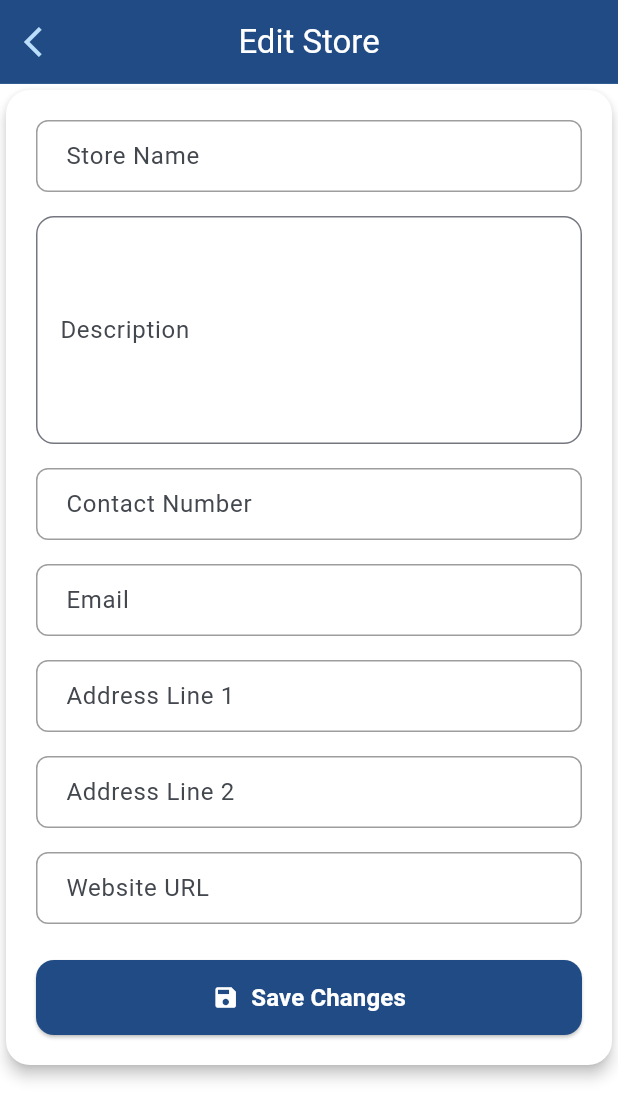
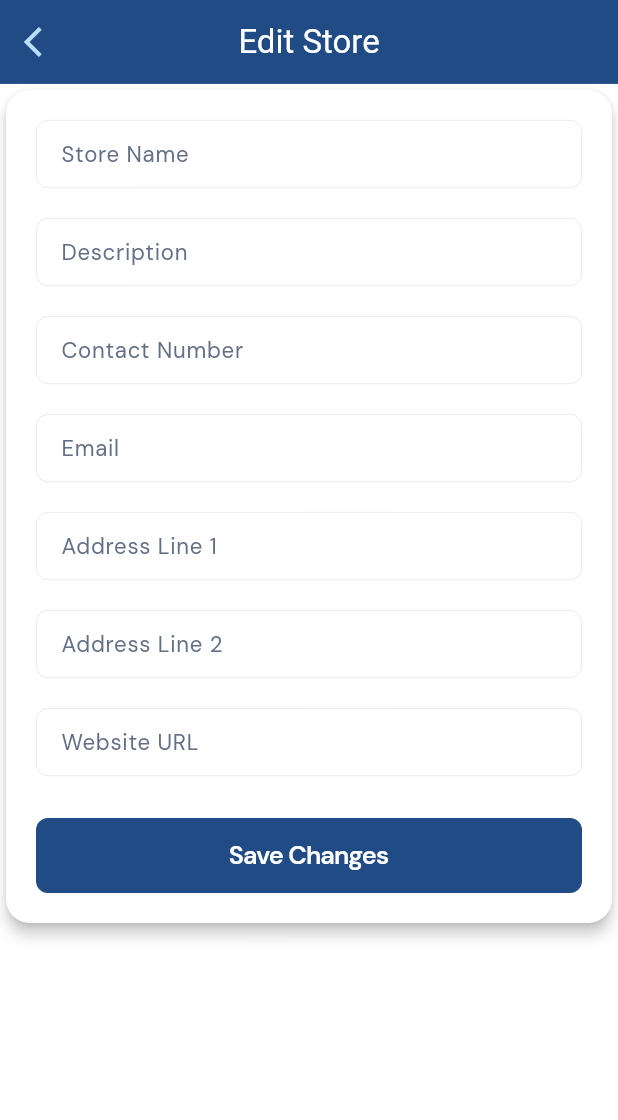
Before and after one commit to Nifat130/deco_trade_hub, a Flutter app: the EditStorePage screen opened directly with empty values, on a phone screen of 412 x 824 dp. Shown: the top 1120 px of the screen. Run offline on Flutter 3.47's test engine with Material 3 defaults, Android fonts, the phone set to English and light mode, and no system bars; our stand-ins replace bloc, cached_network_image, carousel_slider, device_info_plus, dio, dotted_border and 27 more; missing offline and left inert: android_id, fconnectivity, flutter_stripe; accounts and stored records are empty; project files that could hold a hidden picture were left out.

```diff
--- a/lib/core/di/app_bindings.dart
+++ b/lib/core/di/app_bindings.dart
@@ -19,10 +19,10 @@ class AppBindings extends Bindings {
 
   void __initRepos() {
     /// Store Repository
-    Get.lazyPut<StoreRepository>(() => StoreRepository());
+    Get.lazyPut<StoreRepository>(() => StoreRepository(), fenix: true);
 
     /// Product Repository
-    Get.lazyPut<ProductRepository>(() => ProductRepository());
+    Get.lazyPut<ProductRepository>(() => ProductRepository(), fenix: true);
   }
 
   void __initControllers() {
--- a/lib/features/home/presentation/retailer/navigation/retailer_bottom_navbar.dart
+++ b/lib/features/home/presentation/retailer/navigation/retailer_bottom_navbar.dart
@@ -1,6 +1,7 @@
 import 'package:flutter/material.dart';
 import 'package:persistent_bottom_nav_bar/persistent_bottom_nav_bar.dart';
 
+import '../../../../store/presentation/store_profile_page.dart';
 import '../view/retailer_home_page.dart';
 
 class RetailerRoute extends StatelessWidget {
@@ -12,7 +13,7 @@ class RetailerRoute extends StatelessWidget {
       context,
       screens: const [
         RetailerHomePage(),
-        Placeholder(),
+        StoreProfilePage(),
       ],
       items: [
         PersistentBottomNavBarItem(
--- a/lib/features/store/presentation/store_edit_page.dart
+++ b/lib/features/store/presentation/store_edit_page.dart
@@ -1,9 +1,12 @@
 import 'package:app_ui/app_ui.dart';
+import 'package:deco_trade_hub/features/Authentication/presentation/shared/widget/custom_textfield_with_onchanged.dart';
 import 'package:deco_trade_hub/features/store/model/store_model.dart';
+import 'package:deco_trade_hub/ui/nifat/widgets/custom_button.dart';
 import 'package:deco_trade_hub/ui/widgets/global/custom_appbar.dart';
 import 'package:flutter/material.dart';
 import 'package:get/get.dart';
 
+import '../../../ui/nifat/widgets/custom_text_field.dart';
 import 'controllers/store_controller.dart';
 
 class EditStorePage extends StatefulWidget {
@@ -76,62 +79,37 @@ class _EditStorePageState extends State<EditStorePage> {
                     child: Column(
                       crossAxisAlignment: CrossAxisAlignment.start,
                       children: [
-                        AppTextField.roundedBorder(
+                        CustomTextField(
                           controller: nameCtrl,
-                          labelText: 'Store Name',
+                          hintText: 'Store Name',
                           validator: (v) => v!.trim().isEmpty ? 'Store name is required' : null,
                         ),
                         const SizedBox(height: 16),
-                        TextFormField(
+                        CustomTextField(
                           controller: descCtrl,
-                          decoration: InputDecoration(
-                            labelText: 'Description',
-                            border: OutlineInputBorder(borderRadius: BorderRadius.circular(12)),
-                          ),
-                          maxLines: 5,
+                          hintText: 'Description',
+                          maxLine: 5,
                         ),
                         const SizedBox(height: 16),
-                        AppTextField.roundedBorder(controller: contactCtrl, labelText: 'Contact Number'),
+                        CustomTextField(controller: contactCtrl, hintText: 'Contact Number'),
                         const SizedBox(height: 16),
-                        AppTextField.roundedBorder(controller: emailCtrl, labelText: 'Email'),
+                        CustomTextField(controller: emailCtrl, hintText: 'Email'),
                         const SizedBox(height: 16),
-                        AppTextField.roundedBorder(controller: addr1Ctrl, labelText: 'Address Line 1'),
+                        CustomTextField(controller: addr1Ctrl, hintText: 'Address Line 1'),
                         const SizedBox(height: 16),
-                        AppTextField.roundedBorder(controller: addr2Ctrl, labelText: 'Address Line 2'),
+                        CustomTextField(controller: addr2Ctrl, hintText: 'Address Line 2'),
                         const SizedBox(height: 16),
-                        AppTextField.roundedBorder(controller: websiteCtrl, labelText: 'Website URL'),
+                        CustomTextField(controller: websiteCtrl, hintText: 'Website URL'),
                         const SizedBox(height: 24),
                         SizedBox(
                           width: double.infinity,
                           height: 50,
-                          child: ElevatedButton(
-                            onPressed: controller.isLoadingStore ? null : _submit,
-                            style: ElevatedButton.styleFrom(
-                              shape: RoundedRectangleBorder(borderRadius: BorderRadius.circular(12)),
-                              backgroundColor: Theme.of(context).colorScheme.primary,
-                            ),
-                            child: controller.isLoadingStore
-                                ? const SizedBox(
-                                    width: 24,
-                                    height: 24,
-                                    child: CircularProgressIndicator(
-                                      valueColor: AlwaysStoppedAnimation<Color>(Colors.white),
-                                      strokeWidth: 2,
-                                    ),
-                                  )
-                                : const Row(
-                                    mainAxisAlignment: MainAxisAlignment.center,
-                                    mainAxisSize: MainAxisSize.min,
-                                    children: [
-                                      Icon(Icons.save, color: Colors.white),
-                                      SizedBox(width: 8),
-                                      Text(
-                                        'Save Changes',
-                                        style:
-                                            TextStyle(fontSize: 16, fontWeight: FontWeight.w600, color: Colors.white),
-                                      ),
-                                    ],
-                                  ),
+                          child: CustomButton(
+                            loading: controller.isLoadingStore,
+                            onPressed: () {
+                              controller.isLoadingStore ? null : _submit;
+                            },
+                            title: 'Save Changes',
                           ),
                         ),
                       ],
--- a/lib/features/whole_saler_product/presentation/edit_product_page.dart
+++ b/lib/features/whole_saler_product/presentation/edit_product_page.dart
@@ -23,7 +23,6 @@ class EditProductScreen extends GetView<EditProductController> {
 
   @override
   Widget build(BuildContext context) {
-    // Initialize the controller manually because we want to pass the product
     final EditProductController controller = Get.put(EditProductController(product));
 
     return Scaffold(
```
Also changed, not shown: lib/features/home/presentation/retailer/view/retailer_home_page.dart (+25 -15 lines), lib/features/home/presentation/wholesaler/view/wholesaler_home_page.dart (+3 -10 lines), lib/features/store/presentation/store_profile_page.dart (+9 -1 lines), lib/features/whole_saler_product/presentation/products_listview.dart (deleted), lib/features/whole_saler_product/presentation/widgets.dart (deleted).
